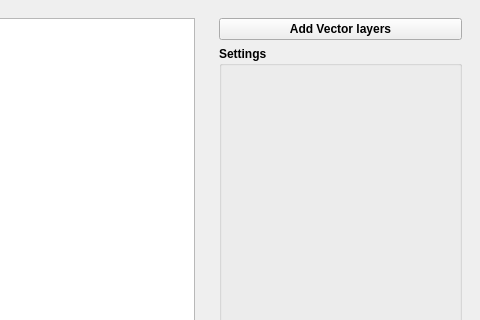
Old version of the form gui/ann_prediction_dockwidget_base.ui in the repository kanutan93/QgisAnnPrediction; both pictures show x 805 to 1285 and y 0 to 320 of the 1285 by 510 pixel window.
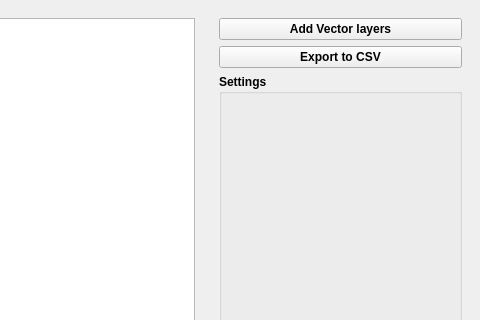
New version of the form.

What changed in the file:
```diff
--- a/gui/ann_prediction_dockwidget_base.ui
+++ b/gui/ann_prediction_dockwidget_base.ui
@@ -55,6 +55,13 @@
          </property>
         </widget>
        </item>
+       <item>
+        <widget class="QPushButton" name="exportToCSV">
+         <property name="text">
+          <string>Export to CSV</string>
+         </property>
+        </widget>
+       </item>
        <item>
         <widget class="QGroupBox" name="settingsGroupBox">
          <property name="title">
```
